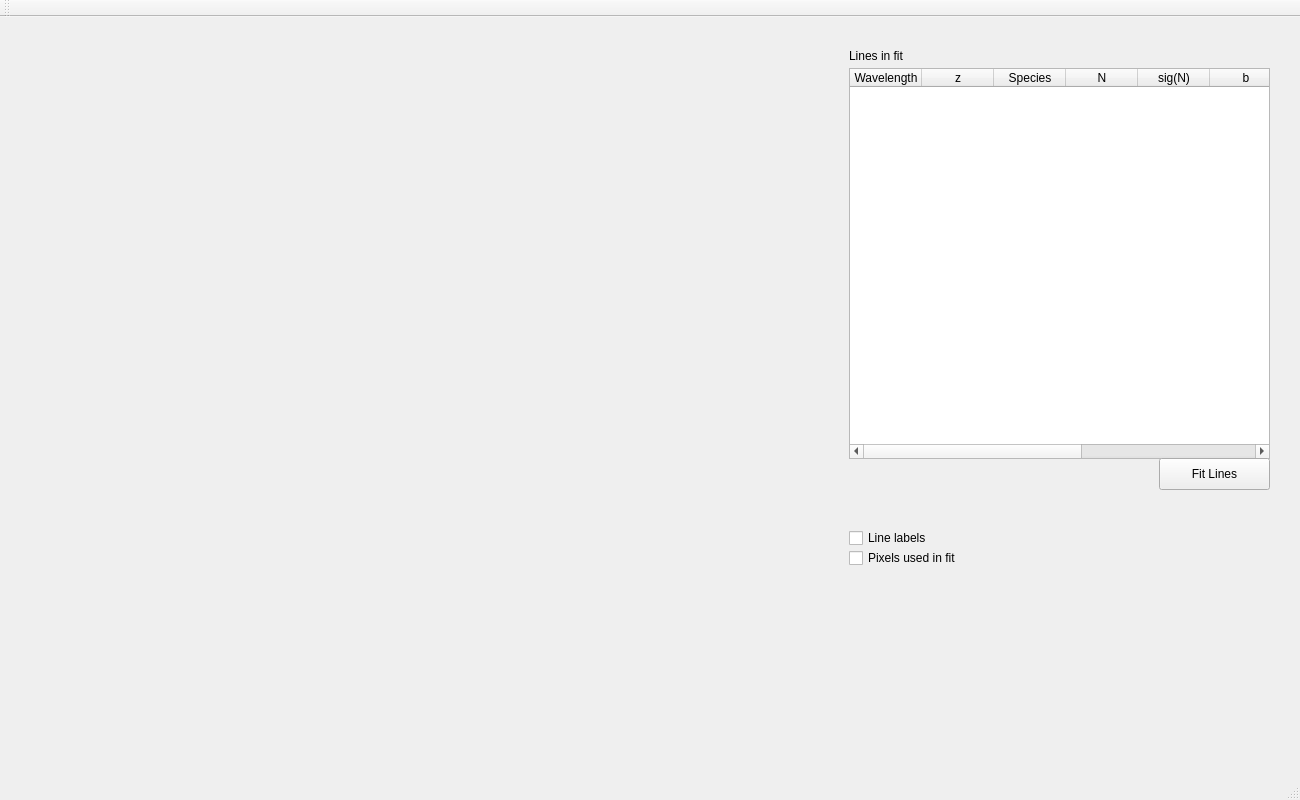
Old version of the form joebvp/mainvpwindow.ui in the repository smbet/veeper.
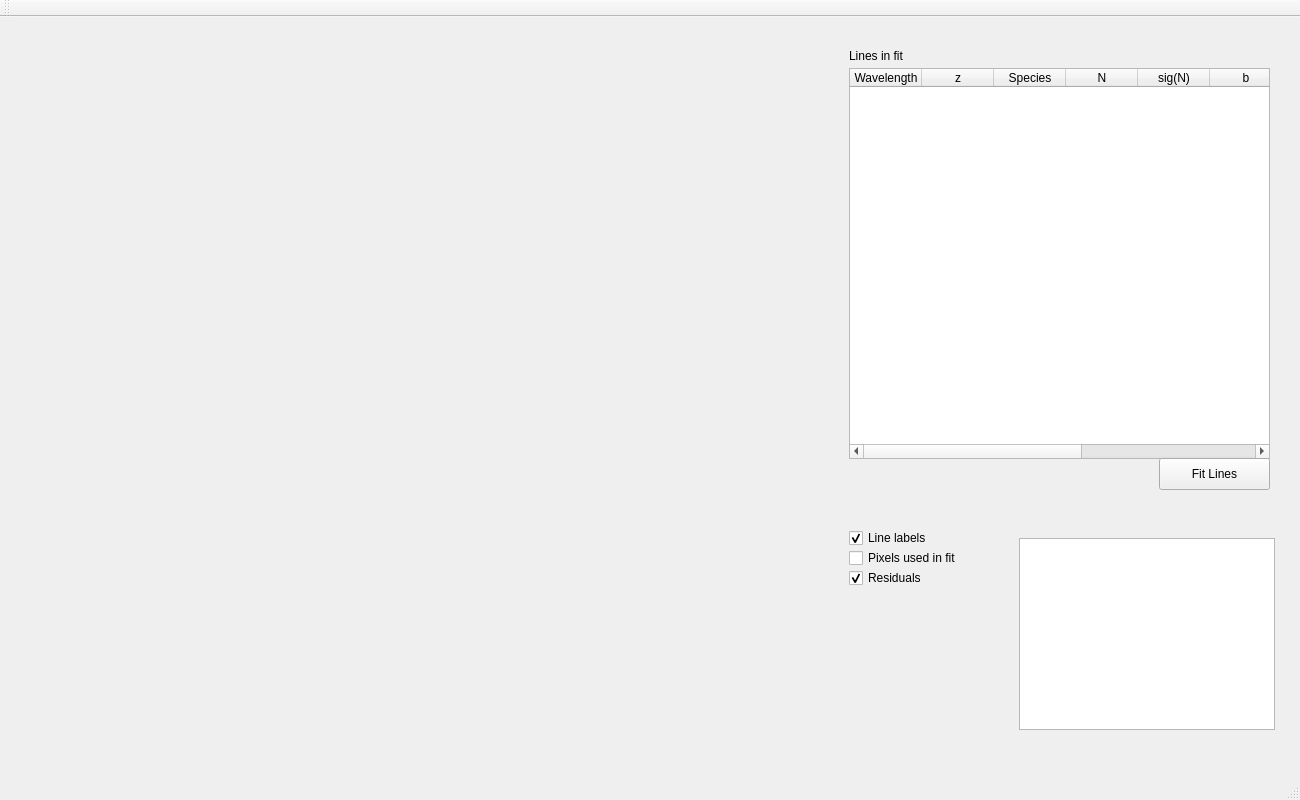
New version of the form.

Commit message: Added new  line parameter table, which accepts direct edits.

The edit to the form file:
```diff
--- a/joebvp/mainvpwindow.ui
+++ b/joebvp/mainvpwindow.ui
@@ -200,6 +200,35 @@
        <property name="text">
         <string>Line labels</string>
        </property>
+       <property name="checked">
+        <bool>true</bool>
+       </property>
+      </widget>
+      <widget class="QCheckBox" name="boxResiduals">
+       <property name="geometry">
+        <rect>
+         <x>10</x>
+         <y>540</y>
+         <width>131</width>
+         <height>20</height>
+        </rect>
+       </property>
+       <property name="text">
+        <string>Residuals</string>
+       </property>
+       <property name="checked">
+        <bool>true</bool>
+       </property>
+      </widget>
+      <widget class="QTableView" name="tableView">
+       <property name="geometry">
+        <rect>
+         <x>180</x>
+         <y>510</y>
+         <width>256</width>
+         <height>192</height>
+        </rect>
+       </property>
       </widget>
      </widget>
     </item>
```
The commit also changes 1 other file.
